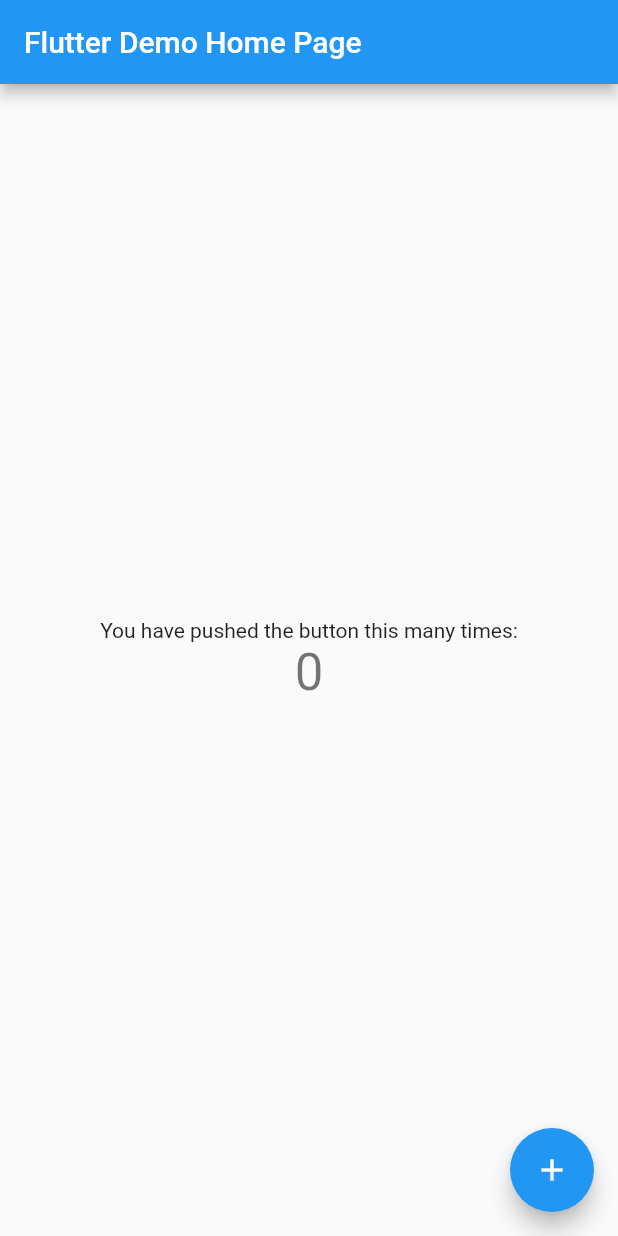
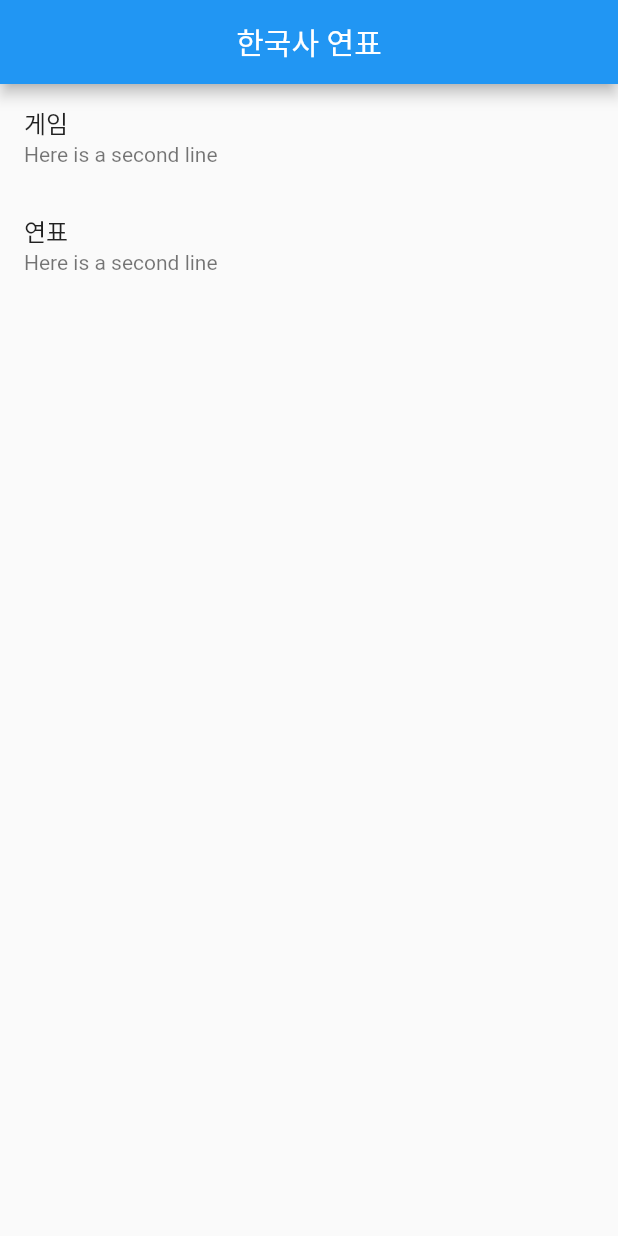
Before and after one commit to gotoERROR00111011/KoreanHistory, a Flutter app: the screen it shows after launch, on a phone screen of 412 x 824 dp. Run offline on Flutter 3.47's test engine with Material 2 defaults, Android fonts, the phone set to English and light mode, and no system bars.

```diff
--- a/lib/main.dart
+++ b/lib/main.dart
@@ -1,105 +1,60 @@
 import 'package:flutter/material.dart';
 
-void main() {
-  runApp(MyApp());
-}
+import 'history_page.dart';
+
+void main() => runApp(MyApp());
 
 class MyApp extends StatelessWidget {
-  // This widget is the root of your application.
   @override
   Widget build(BuildContext context) {
     return MaterialApp(
-      title: 'Flutter Demo',
+      title: 'Kor, Korea, Korean',
       theme: ThemeData(
         primarySwatch: Colors.blue,
         visualDensity: VisualDensity.adaptivePlatformDensity,
       ),
-      home: MyHomePage(title: 'Flutter Demo Home Page'),
+      home: MainPage(),
     );
   }
 }
 
-class MyHomePage extends StatefulWidget {
-  MyHomePage({Key key, this.title}) : super(key: key);
-
-  // This widget is the home page of your application. It is stateful, meaning
-  // that it has a State object (defined below) that contains fields that affect
-  // how it looks.
-
-  // This class is the configuration for the state. It holds the values (in this
-  // case the title) provided by the parent (in this case the App widget) and
-  // used by the build method of the State. Fields in a Widget subclass are
-  // always marked "final".
-
-  final String title;
-
-  @override
-  _MyHomePageState createState() => _MyHomePageState();
+class MainPage extends StatefulWidget {
+  _MainPage createState() => _MainPage();
 }
 
-class _MyHomePageState extends State<MyHomePage> {
-  int _counter = 0;
-
-  void _incrementCounter() {
-    setState(() {
-      // This call to setState tells the Flutter framework that something has
-      // changed in this State, which causes it to rerun the build method below
-      // so that the display can reflect the updated values. If we changed
-      // _counter without calling setState(), then the build method would not be
-      // called again, and so nothing would appear to happen.
-      _counter++;
-    });
-  }
+class _MainPage extends State<MainPage> {
+  final List<String> _menu = <String>["게임", "연표"];
 
   @override
   Widget build(BuildContext context) {
-    // This method is rerun every time setState is called, for instance as done
-    // by the _incrementCounter method above.
-    //
-    // The Flutter framework has been optimized to make rerunning build methods
-    // fast, so that you can just rebuild anything that needs updating rather
-    // than having to individually change instances of widgets.
     return Scaffold(
-      appBar: AppBar(
-        // Here we take the value from the MyHomePage object that was created by
-        // the App.build method, and use it to set our appbar title.
-        title: Text(widget.title),
-      ),
-      body: Center(
-        // Center is a layout widget. It takes a single child and positions it
-        // in the middle of the parent.
-        child: Column(
-          // Column is also a layout widget. It takes a list of children and
-          // arranges them vertically. By default, it sizes itself to fit its
-          // children horizontally, and tries to be as tall as its parent.
-          //
-          // Invoke "debug painting" (press "p" in the console, choose the
-          // "Toggle Debug Paint" action from the Flutter Inspector in Android
-          // Studio, or the "Toggle Debug Paint" command in Visual Studio Code)
-          // to see the wireframe for each widget.
-          //
-          // Column has various properties to control how it sizes itself and
-          // how it positions its children. Here we use mainAxisAlignment to
-          // center the children vertically; the main axis here is the vertical
-          // axis because Columns are vertical (the cross axis would be
-          // horizontal).
-          mainAxisAlignment: MainAxisAlignment.center,
-          children: <Widget>[
-            Text(
-              'You have pushed the button this many times:',
-            ),
-            Text(
-              '$_counter',
-              style: Theme.of(context).textTheme.headline4,
-            ),
-          ],
+        appBar: AppBar(
+          centerTitle: true,
+          title: Text("한국사 연표"),
         ),
-      ),
-      floatingActionButton: FloatingActionButton(
-        onPressed: _incrementCounter,
-        tooltip: 'Increment',
-        child: Icon(Icons.add),
-      ), // This trailing comma makes auto-formatting nicer for build methods.
+        body: Center(
+          child: _buildMenu(),
+        ));
+  }
+
+  Widget _buildMenu() {
+    return ListView.builder(
+        itemCount: _menu.length,
+        itemBuilder: (BuildContext context, int index) {
+          return _buildRow(context, index);
+        });
+  }
+
+  Widget _buildRow(BuildContext context, int index) {
+    return ListTile(
+      title: Text(_menu[index]),
+      subtitle: Text('Here is a second line'),
+      onTap: () {
+        Navigator.push(
+          context,
+          MaterialPageRoute(builder: (context) => HistoryPage()),
+        );
+      },
     );
   }
 }
```
Also changed, not shown: lib/history_page.dart (added, +41 -0 lines), lib/history_list.dart (added).
